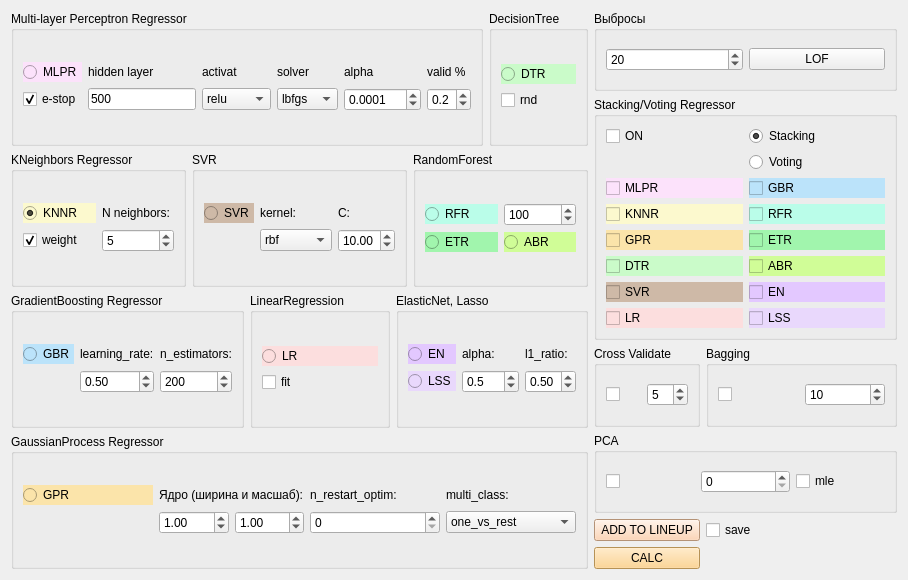
idergunoff/geovel_1.0, file qt/regressor_form.ui: the form before one commit.
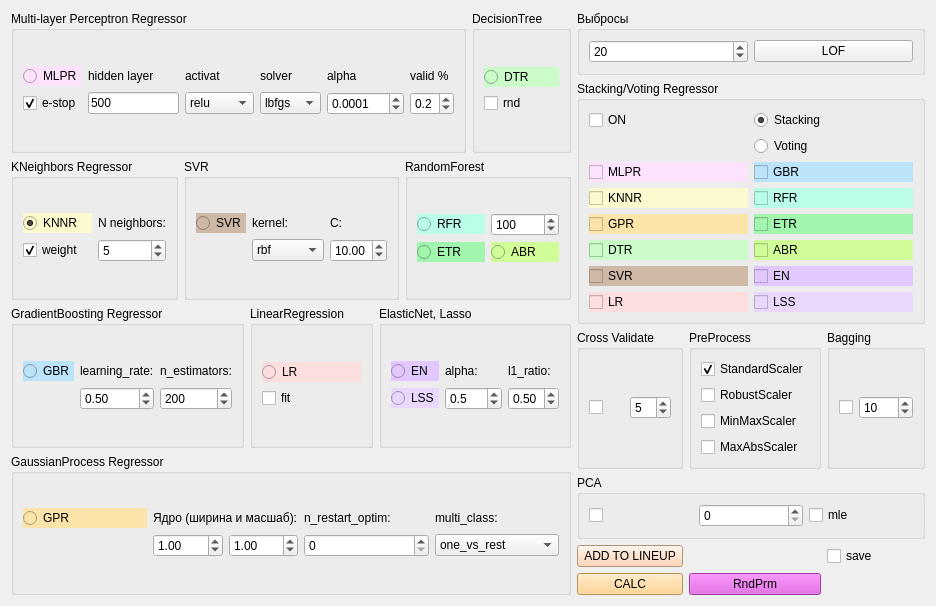
The form after the commit.

Commit message: random param regression

What changed in the file:
```diff
--- a/qt/regressor_form.ui
+++ b/qt/regressor_form.ui
@@ -851,7 +851,7 @@
    </item>
    <item row="0" column="1">
     <layout class="QGridLayout" name="gridLayout">
-     <item row="0" column="0" colspan="2">
+     <item row="0" column="0" colspan="3">
       <widget class="QGroupBox" name="groupBox_12">
        <property name="title">
         <string>Выбросы</string>
@@ -880,7 +880,7 @@
        </layout>
       </widget>
      </item>
-     <item row="1" column="0" colspan="2">
+     <item row="1" column="0" colspan="3">
       <widget class="QGroupBox" name="groupBox_5">
        <property name="title">
         <string>Stacking/Voting Regressor</string>
@@ -1099,7 +1099,7 @@
        </layout>
       </widget>
      </item>
-     <item row="2" column="1">
+     <item row="2" column="2">
       <widget class="QGroupBox" name="groupBox_16">
        <property name="title">
         <string>Bagging</string>
@@ -1128,7 +1128,7 @@
        </layout>
       </widget>
      </item>
-     <item row="3" column="0" colspan="2">
+     <item row="3" column="0" colspan="3">
       <widget class="QGroupBox" name="groupBox_11">
        <property name="title">
         <string>PCA</string>
@@ -1187,7 +1187,7 @@
        </property>
       </widget>
      </item>
-     <item row="4" column="1">
+     <item row="4" column="2">
       <widget class="QSplitter" name="splitter">
        <property name="orientation">
         <enum>Qt::Horizontal</enum>
@@ -1199,6 +1199,60 @@
        </widget>
       </widget>
      </item>
+     <item row="2" column="1">
+      <widget class="QGroupBox" name="groupBox_17">
+       <property name="title">
+        <string>PreProcess</string>
+       </property>
+       <layout class="QGridLayout" name="gridLayout_37">
+        <item row="0" column="0">
+         <layout class="QGridLayout" name="gridLayout_31">
+          <item row="0" column="0">
+           <widget class="QCheckBox" name="checkBox_stdscaler_reg">
+            <property name="text">
+             <string>StandardScaler</string>
+            </property>
+            <property name="checked">
+             <bool>true</bool>
+            </property>
+           </widget>
+          </item>
+          <item row="1" column="0">
+           <widget class="QCheckBox" name="checkBox_robscaler_reg">
+            <property name="text">
+             <string>RobustScaler</string>
+            </property>
+           </widget>
+          </item>
+          <item row="2" column="0">
+           <widget class="QCheckBox" name="checkBox_mnmxscaler_reg">
+            <property name="text">
+             <string>MinMaxScaler</string>
+            </property>
+           </widget>
+          </item>
+          <item row="3" column="0">
+           <widget class="QCheckBox" name="checkBox_mxabsscaler_reg">
+            <property name="text">
+             <string>MaxAbsScaler</string>
+            </property>
+           </widget>
+          </item>
+         </layout>
+        </item>
+       </layout>
+      </widget>
+     </item>
+     <item row="5" column="1">
+      <widget class="QPushButton" name="pushButton_random_param">
+       <property name="styleSheet">
+        <string notr="true">background-color: rgb(220, 80, 221);</string>
+       </property>
+       <property name="text">
+        <string>RndPrm</string>
+       </property>
+      </widget>
+     </item>
     </layout>
    </item>
   </layout>
```
Left out of the diff: 16 changed lines with no effect on the pictures. The commit also changes 6 other files.
